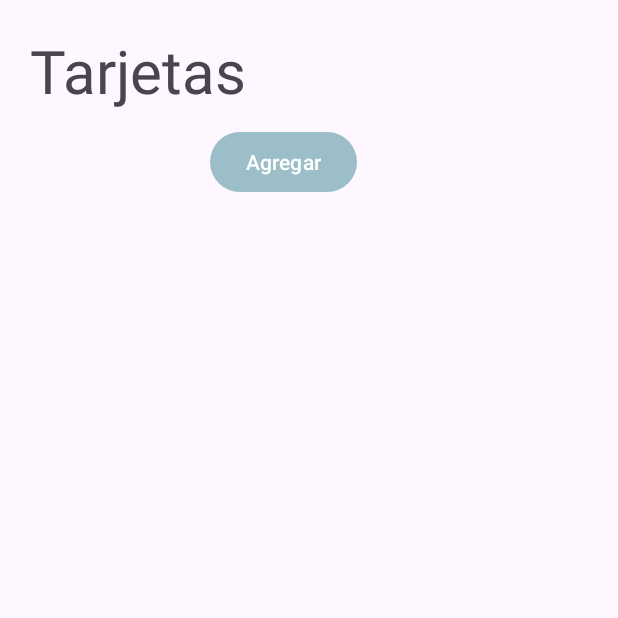
After one commit to wilsongutierrez-01/Collage_Reminder, an Android app: the VerPreguntas screen opened directly, with no data from a screen before it, on a phone screen of 412 x 824 dp, the top half of it. The commit adds this screen. Run offline under Robolectric (Android 15) with nearby library versions, the phone set to English and light mode, and no system bars; our stand-ins replace Firebase (no records; nobody signed in at launch, a user with empty details on screens opened directly).

Commit message:
Tarjetas de aprendizaje agregadas

```diff
--- a/app/src/main/AndroidManifest.xml
+++ b/app/src/main/AndroidManifest.xml
@@ -49,6 +49,10 @@
         <activity
             android:name=".Registro"
             android:exported="false" />
+        <activity android:name=".PreguntasActivity"
+            android:exported="false"/>
+        <activity android:name=".VerPreguntas"
+            android:exported="false"/>
         <activity
             android:name=".Login"
             android:exported="true">
--- a/app/src/main/java/com/example/collagereminder/NotaAdapter.java
+++ b/app/src/main/java/com/example/collagereminder/NotaAdapter.java
@@ -47,7 +47,7 @@ public class NotaAdapter extends ArrayAdapter<Nota> {
         return convertView;
     }
 
-    private static class ViewHolder {
+    static class ViewHolder {
         TextView textViewTitle;
         TextView textViewContent;
     }
--- /dev/null
+++ b/app/src/main/java/com/example/collagereminder/PreguntaAdapter.java
@@ -0,0 +1,51 @@
+package com.example.collagereminder;
+
+import android.content.Context;
+import android.view.LayoutInflater;
+import android.view.View;
+import android.view.ViewGroup;
+import android.widget.ArrayAdapter;
+import android.widget.TextView;
+
+import java.util.List;
+
+public class PreguntaAdapter extends ArrayAdapter<Pregunta> {
+    private Context context;
+    private List<Pregunta> preguntas;
+
+    public PreguntaAdapter(Context context, List<Pregunta> preguntas) {
+        super(context, 0, preguntas);
+        this.context = context;
+        this.preguntas = preguntas;
+    }
+
+    @Override
+    public View getView(int position, View convertView, ViewGroup parent) {
+        NotaAdapter.ViewHolder viewHolder;
+
+        if (convertView == null) {
+            convertView = LayoutInflater.from(context).inflate(R.layout.view_preguntas, parent, false);
+            viewHolder = new NotaAdapter.ViewHolder();
+            viewHolder.textViewTitle = convertView.findViewById(R.id.txtPreguntaView);
+            viewHolder.textViewContent = convertView.findViewById(R.id.txtRespuestaView);
+            convertView.setTag(viewHolder);
+        } else {
+            viewHolder = (NotaAdapter.ViewHolder) convertView.getTag();
+        }
+
+        Pregunta pregunta = getItem(position);
+
+        if (pregunta != null) {
+            viewHolder.textViewTitle.setText(pregunta.getPregunta());
+            viewHolder.textViewContent.setText(pregunta.getRespuesta());
+        }
+
+        return convertView;
+    }
+
+    private static class ViewHolder {
+        TextView textViewTitle;
+        TextView textViewContent;
+    }
+
+}
--- /dev/null
+++ b/app/src/main/java/com/example/collagereminder/VerPreguntas.java
@@ -0,0 +1,124 @@
+package com.example.collagereminder;
+
+import android.content.Context;
+import android.content.Intent;
+import android.content.SharedPreferences;
+import android.os.Bundle;
+import android.widget.ArrayAdapter;
+import android.widget.Button;
+import android.widget.EditText;
+import android.widget.ListView;
+import android.widget.Toast;
+
+import androidx.annotation.NonNull;
+import androidx.appcompat.app.AppCompatActivity;
+
+import com.google.firebase.database.DataSnapshot;
+import com.google.firebase.database.DatabaseError;
+import com.google.firebase.database.DatabaseReference;
+import com.google.firebase.database.FirebaseDatabase;
+import com.google.firebase.database.ValueEventListener;
+
+import java.util.ArrayList;
+import java.util.HashMap;
+import java.util.List;
+import java.util.Map;
+
+public class VerPreguntas extends AppCompatActivity {
+    Button btnTarjeta;
+
+    private ListView listViewPreguntas;
+    private ArrayAdapter<Pregunta> adapter;
+    private DatabaseReference userPreguntasReference;
+    private List<Pregunta> listaDePreguntas;
+    DatabaseReference databaseReference = FirebaseDatabase.getInstance().getReferenceFromUrl("https://collage-reminder-32e34-default-rtdb.firebaseio.com/");
+
+    @Override
+    protected void onCreate(Bundle saveInstanceState){
+        super.onCreate(saveInstanceState);
+        setContentView(R.layout.activity_estudio);
+
+        cargarElementos();
+        cargarDatos();
+
+        btnTarjeta.setOnClickListener(view -> {
+            Intent agregar = new Intent(getApplicationContext(), PreguntasActivity.class);
+            startActivity(agregar);
+        });
+
+    }
+    private void cargarElementos(){
+        btnTarjeta = findViewById(R.id.btnAddTarjeta);
+    }
+
+    private void cargarDatos (){
+        //userId = mAuth.getUid();
+
+        // Inicializa la lista de notas
+        listaDePreguntas = new ArrayList<>();
+
+        // Obtiene una referencia al ListView
+        listViewPreguntas = findViewById(R.id.listViewPreguntas);
+
+        // Obtiene una referencia a la base de datos de Firebase
+
+        // Obtiene el nombre de usuario
+        SharedPreferences sharedPreferences = getSharedPreferences("MyPrefs", Context.MODE_PRIVATE);
+        String userName = sharedPreferences.getString("userName", "");
+
+        // Obtiene una referencia a la ubicación de las notas del usuario en Firebase
+        userPreguntasReference = databaseReference.child("estudios").child(userName);
+
+        try {
+            // Agrega un escuchador de eventos para cargar las notas desde Firebase
+            userPreguntasReference.addValueEventListener(new ValueEventListener() {
+                @Override
+                public void onDataChange(@NonNull DataSnapshot dataSnapshot) {
+                    listaDePreguntas.clear(); // Limpia la lista antes de cargar las notas
+                    for (DataSnapshot noteSnapshot : dataSnapshot.getChildren()) {
+
+                        Map<String, String> preguntaData = (Map<String, String>) noteSnapshot.getValue();
+
+
+
+                        if (preguntaData != null) {
+                            String preguntas = preguntaData.get("pregunta");
+                            String respuestas = preguntaData.get("respuesta");
+
+                            Pregunta pregunta = new Pregunta();
+                            pregunta.setPregunta(preguntas);
+                            pregunta.setRespuesta(respuestas);
+                            listaDePreguntas.add(pregunta);
+
+                        }
+
+                    }
+                    adapter.notifyDataSetChanged(); // Notifica al adaptador que los datos han cambiado
+                }
+
+                @Override
+                public void onCancelled(@NonNull DatabaseError databaseError) {
+                    mostrarMsgToast("Error al cargar notas desde Firebase");
+                }
+            });
+
+
+        }catch (Exception e){
+            mostrarMsgToast(e.getMessage());
+        }
+
+        try{
+            // Inicializa el adaptador personalizado
+            adapter = new PreguntaAdapter(this, listaDePreguntas);
+
+            // Asocia el adaptador con el ListView
+            listViewPreguntas.setAdapter(adapter);
+
+        }catch (Exception e){
+            mostrarMsgToast(e.getMessage());
+        }
+    }
+    private void mostrarMsgToast(String msg){
+        Toast.makeText(getApplicationContext(),msg, Toast.LENGTH_LONG).show();
+    }
+}
--- /dev/null
+++ b/app/src/main/res/layout/activity_estudio.xml
@@ -0,0 +1,42 @@
+<?xml version="1.0" encoding="utf-8"?>
+<LinearLayout xmlns:android="http://schemas.android.com/apk/res/android"
+    xmlns:app="http://schemas.android.com/apk/res-auto"
+    xmlns:tools="http://schemas.android.com/tools"
+    android:layout_width="match_parent"
+    android:layout_height="match_parent"
+    android:orientation="vertical"
+    android:padding="20dp"
+    tools:context=".addNoteActivity">
+
+<RelativeLayout
+    android:layout_width="match_parent"
+    android:layout_height="match_parent">
+
+    <TextView
+        android:id="@+id/lblTituloPreguntas"
+        android:layout_width="wrap_content"
+        android:layout_height="wrap_content"
+        android:textSize="40dp"
+        android:text="Tarjetas"/>
+
+    <Button
+        android:id="@+id/btnAddTarjeta"
+        android:layout_below="@+id/lblTituloPreguntas"
+        android:layout_marginTop="10dp"
+        android:layout_width="wrap_content"
+        android:layout_height="wrap_content"
+        android:text="Agregar"
+        android:layout_marginLeft="120dp"/>
+
+    <ListView
+        android:id="@+id/listViewPreguntas"
+        android:layout_below="@+id/btnAddTarjeta"
+        android:layout_marginTop="10dp"
+        android:layout_width="match_parent"
+        android:layout_height="wrap_content" />
+
+</RelativeLayout>
+
+
+
+</LinearLayout>
--- a/app/src/main/res/values/colors.xml
+++ b/app/src/main/res/values/colors.xml
@@ -4,7 +4,7 @@
     <color name="white">#FFFFFFFF</color>
     <color name="teal_700">#FF018786</color>
 
-    <color name="colorPrimary">#00897b</color>
+    <color name="colorPrimary">#9BBEC8</color>
     <color name="colorPrimaryDark">#005b4f</color>
 
 </resources>
--- a/app/src/main/res/values/themes.xml
+++ b/app/src/main/res/values/themes.xml
@@ -2,7 +2,7 @@
     <!-- Base application theme. -->
     <style name="Base.Theme.CollageReminder" parent="Theme.Material3.DayNight.NoActionBar">
         <!-- Customize your light theme here. -->
-        <!-- <item name="colorPrimary">@color/my_light_primary</item> -->
+         <item name="colorPrimary">@color/colorPrimary</item>
     </style>
 
     <style name="Theme.CollageReminder" parent="Base.Theme.CollageReminder" />
```
Also changed, not shown: app/src/main/java/com/example/collagereminder/MainActivity.java (+10 -3 lines), app/src/main/java/com/example/collagereminder/Pregunta.java (added, +26 -0 lines), app/src/main/java/com/example/collagereminder/PreguntasActivity.java (+62 -2 lines), app/src/main/res/drawable/card_background.xml (added, +8 -0 lines), app/src/main/res/layout/preguntas_activity.xml (+7 -1 lines), app/src/main/res/layout/view_preguntas.xml (added, +31 -0 lines).
